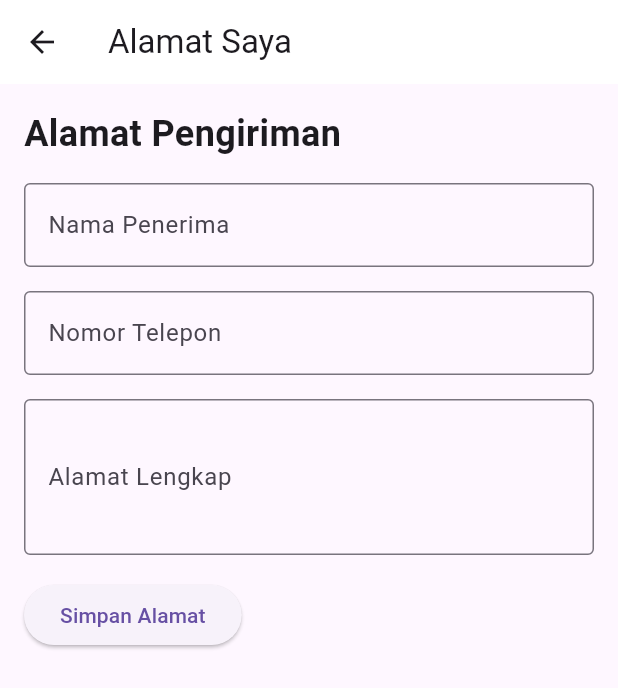
After one commit to beginnener/Kelompok7-PROVIS-TUBES-C223, a Flutter app: the AddressPage screen opened directly, on a phone screen of 412 x 824 dp. The commit adds this screen. Shown: the top 688 px of the screen. Run offline on Flutter 3.47's test engine with Material 3 defaults, Android fonts, the phone set to English and light mode, and no system bars; network calls fail.

Commit message:
buat file

```diff
--- a/lib/main.dart
+++ b/lib/main.dart
@@ -1,14 +1,19 @@
 import 'package:flutter/material.dart';
+import 'package:tubes_kelompok_7/pages/notification.dart';
+import 'package:tubes_kelompok_7/pages/profile.dart';
+import 'package:tubes_kelompok_7/pages/settings.dart';
 import 'pages/home.dart';
 
 void main() => runApp(MyApp());
 
 class MyApp extends StatelessWidget {
+  const MyApp({super.key});
+
   @override
   Widget build(BuildContext context) {
     return MaterialApp(
       title: 'Rental Outdoor App',
-      home: HomePage(),
+      home: ProfilePage(),
       debugShowCheckedModeBanner: false,
     );
   }
--- /dev/null
+++ b/lib/pages/address.dart
@@ -0,0 +1,66 @@
+import 'package:flutter/material.dart';
+
+class AddressPage extends StatelessWidget {
+  const AddressPage({super.key});
+
+  @override
+  Widget build(BuildContext context) {
+    return Scaffold(
+      appBar: AppBar(
+        leading: IconButton(
+          icon: const Icon(Icons.arrow_back),
+          onPressed: () {
+            if (Navigator.canPop(context)) {
+              Navigator.pop(context); // kembali ke halaman sebelumnya
+            } else {
+              Navigator.pushReplacementNamed(context, '/'); // ganti dengan route home
+            }
+          },
+        ),
+        title: const Text('Alamat Saya'),
+        backgroundColor: Colors.white,
+      ),
+      body: Padding(
+        padding: const EdgeInsets.all(16.0),
+        child: Column(
+          crossAxisAlignment: CrossAxisAlignment.start,
+          children: [
+            const Text(
+              'Alamat Pengiriman',
+              style: TextStyle(fontSize: 24, fontWeight: FontWeight.bold),
+            ),
+            const SizedBox(height: 16),
+            TextField(
+              decoration: InputDecoration(
+                labelText: 'Nama Penerima',
+                border: OutlineInputBorder(),
+              ),
+            ),
+            const SizedBox(height: 16),
+            TextField(
+              decoration: InputDecoration(
+                labelText: 'Nomor Telepon',
+                border: OutlineInputBorder(),
+              ),
+            ),
+            const SizedBox(height: 16),
+            TextField(
+              decoration: InputDecoration(
+                labelText: 'Alamat Lengkap',
+                border: OutlineInputBorder(),
+              ),
+              maxLines: 3,
+            ),
+            const SizedBox(height: 16),
+            ElevatedButton(
+              onPressed: () {
+                // Handle save address action
+              },
+              child: const Text('Simpan Alamat'),
+            ),
+          ],
+        ),
+      ),
+    );
+  }
+}
--- a/lib/pages/profile.dart
+++ b/lib/pages/profile.dart
@@ -1,7 +1,9 @@
 import 'package:flutter/material.dart';
 import 'package:tubes_kelompok_7/component/bottomNavbar.dart';
 import 'package:tubes_kelompok_7/component/bottomNavbarHelper.dart';
+import 'package:tubes_kelompok_7/pages/favorit.dart';
 import 'package:tubes_kelompok_7/pages/settings.dart';
+import 'package:tubes_kelompok_7/pages/voucher.dart';
 
 class ProfilePage extends StatelessWidget {
   const ProfilePage({super.key});
@@ -43,8 +45,9 @@ class ProfilePage extends StatelessWidget {
             child: ListView(
               children: [
                 buildListTile(context, (context) => Placeholder(), Icons.receipt, 'Transaksi'),
+                buildListTile(context, (context) => VoucherListScreen(), Icons.discount, 'Voucher Saya'),
                 buildListTile(context, (context) => SettingsPage(), Icons.settings, 'Pengaturan'),
-                buildListTile(context, (context) => Placeholder(), Icons.favorite_border, 'Favorit Saya'),
+                buildListTile(context, (context) => FavoritesPage(), Icons.favorite_border, 'Favorit Saya'),
                 buildListTile(context, (context) => Placeholder(), Icons.chat_bubble_outline, 'Chat'),
                 buildListTile(context, (context) => Placeholder(), Icons.info_outline, 'Info Berbelanja'),
                 buildListTile(context, (context) => Placeholder(), Icons.lock_outline, 'Kebijakan Privasi'),
@@ -54,7 +57,9 @@ class ProfilePage extends StatelessWidget {
                     style: TextStyle(color: Colors.red, fontWeight: FontWeight.bold),
                   ),
                   onTap: () {
-                    // ganti dengan aksi logout
+                      ScaffoldMessenger.of(context).showSnackBar(
+                      const SnackBar(content: Text('Logout')),
+                    );
                   },
                 ),
               ],
```
Also changed, not shown: lib/pages/appinfo.dart (added, +52 -0 lines), lib/pages/chatSetting.dart (added, +44 -0 lines), lib/pages/help.dart (added, +21 -0 lines), lib/pages/language.dart (added, +15 -0 lines), lib/pages/notificationSettin.dart (added, +36 -0 lines), lib/pages/rekening.dart (added, +32 -0 lines), lib/pages/settings.dart (+16 -2 lines).
